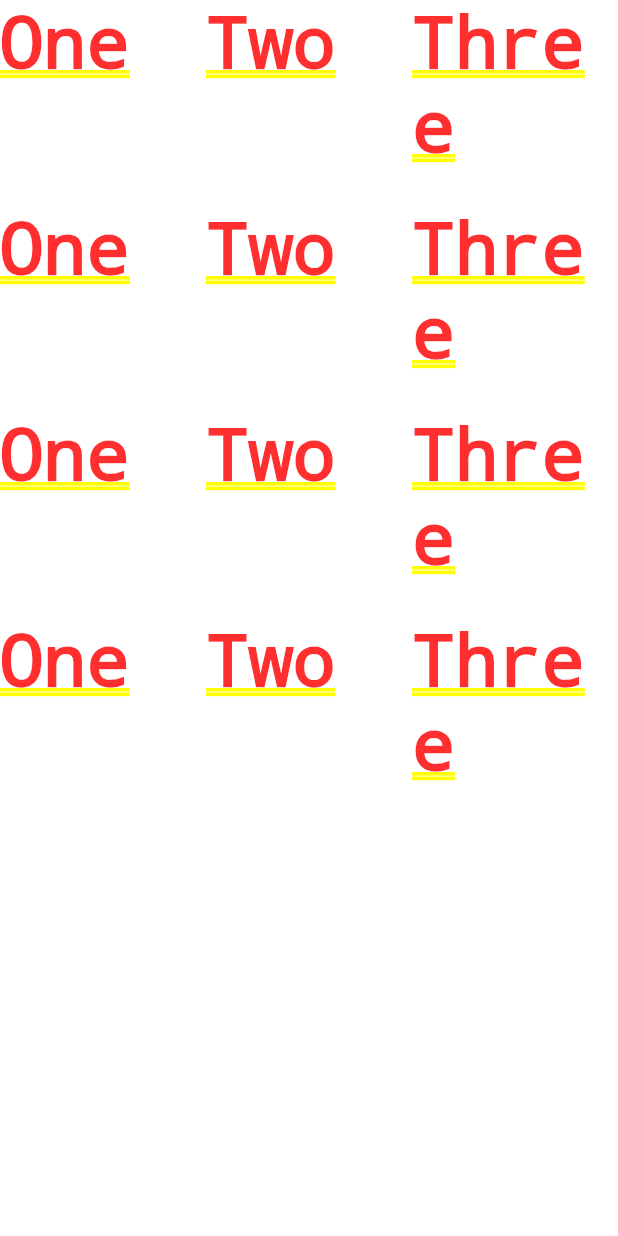
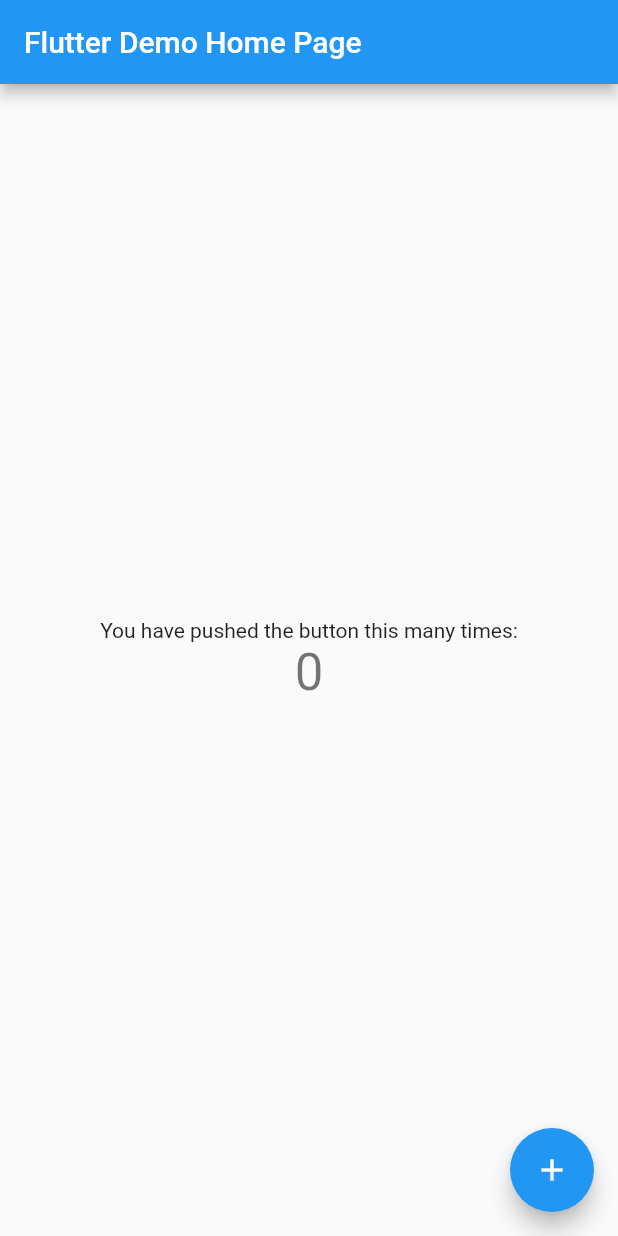
Before and after one commit to mr-shrayan/beam, a Flutter app: the screen it shows after launch, on a phone screen of 412 x 824 dp. Run offline on Flutter 3.47's test engine with Material 2 defaults, Android fonts, the phone set to English and light mode, and no system bars.

Commit message:
Revert "Learning List View"
This reverts commit 9479ff91

```diff
--- a/lib/main.dart
+++ b/lib/main.dart
@@ -1,24 +1,113 @@
 import 'package:flutter/material.dart';
 
-void main(){
-   runApp(
-     new  MaterialApp(
-       home:  GridView.count(crossAxisCount: 3 ,
-       children: <Widget>[
-         Text('One'),
-         Text('Two'),
-         Text('Three'),
-         Text('One'),
-         Text('Two'),
-         Text('Three'),
-         Text('One'),
-         Text('Two'),
-         Text('Three'),
-         Text('One'),
-         Text('Two'),
-         Text('Three'),
-       ],
-       ),
-     )
-   );
+void main() {
+  runApp(MyApp());
 }
+
+class MyApp extends StatelessWidget {
+  // This widget is the root of your application.
+  @override
+  Widget build(BuildContext context) {
+    return MaterialApp(
+      title: 'Flutter Demo',
+      theme: ThemeData(
+        // This is the theme of your application.
+        //
+        // Try running your application with "flutter run". You'll see the
+        // application has a blue toolbar. Then, without quitting the app, try
+        // changing the primarySwatch below to Colors.green and then invoke
+        // "hot reload" (press "r" in the console where you ran "flutter run",
+        // or simply save your changes to "hot reload" in a Flutter IDE).
+        // Notice that the counter didn't reset back to zero; the application
+        // is not restarted.
+        primarySwatch: Colors.blue,
+      ),
+      home: MyHomePage(title: 'Flutter Demo Home Page'),
+    );
+  }
+}
+
+class MyHomePage extends StatefulWidget {
+  MyHomePage({Key key, this.title}) : super(key: key);
+
+  // This widget is the home page of your application. It is stateful, meaning
+  // that it has a State object (defined below) that contains fields that affect
+  // how it looks.
+
+  // This class is the configuration for the state. It holds the values (in this
+  // case the title) provided by the parent (in this case the App widget) and
+  // used by the build method of the State. Fields in a Widget subclass are
+  // always marked "final".
+
+  final String title;
+
+  @override
+  _MyHomePageState createState() => _MyHomePageState();
+}
+
+class _MyHomePageState extends State<MyHomePage> {
+  int _counter = 0;
+
+  void _incrementCounter() {
+    setState(() {
+      // This call to setState tells the Flutter framework that something has
+      // changed in this State, which causes it to rerun the build method below
+      // so that the display can reflect the updated values. If we changed
+      // _counter without calling setState(), then the build method would not be
+      // called again, and so nothing would appear to happen.
+      _counter++;
+    });
+  }
+
+  @override
+  Widget build(BuildContext context) {
+    // This method is rerun every time setState is called, for instance as done
+    // by the _incrementCounter method above.
+    //
+    // The Flutter framework has been optimized to make rerunning build methods
+    // fast, so that you can just rebuild anything that needs updating rather
+    // than having to individually change instances of widgets.
+    return Scaffold(
+      appBar: AppBar(
+        // Here we take the value from the MyHomePage object that was created by
+        // the App.build method, and use it to set our appbar title.
+        title: Text(widget.title),
+      ),
+      body: Center(
+        // Center is a layout widget. It takes a single child and positions it
+        // in the middle of the parent.
+        child: Column(
+          // Column is also a layout widget. It takes a list of children and
+          // arranges them vertically. By default, it sizes itself to fit its
+          // children horizontally, and tries to be as tall as its parent.
+          //
+          // Invoke "debug painting" (press "p" in the console, choose the
+          // "Toggle Debug Paint" action from the Flutter Inspector in Android
+          // Studio, or the "Toggle Debug Paint" command in Visual Studio Code)
+          // to see the wireframe for each widget.
+          //
+          // Column has various properties to control how it sizes itself and
+          // how it positions its children. Here we use mainAxisAlignment to
+          // center the children vertically; the main axis here is the vertical
+          // axis because Columns are vertical (the cross axis would be
+          // horizontal).
+          mainAxisAlignment: MainAxisAlignment.center,
+          children: <Widget>[
+            Text(
+              'You have pushed the button this many times:',
+            ),
+            Text(
+              '$_counter',
+              style: Theme.of(context).textTheme.headline4,
+            ),
+          ],
+        ),
+      ),
+      floatingActionButton: FloatingActionButton(
+        onPressed: _incrementCounter,
+        tooltip: 'Increment',
+        child: Icon(Icons.add),
+      ), // This trailing comma makes auto-formatting nicer for build methods.
+    );
+  }
+}
--- a/pubspec.yaml
+++ b/pubspec.yaml
@@ -23,6 +23,7 @@ environment:
 dependencies:
   flutter:
     sdk: flutter
+
 
   # The following adds the Cupertino Icons font to your application.
   # Use with the CupertinoIcons class for iOS style icons.
```
Also changed, not shown: 1 other file.
